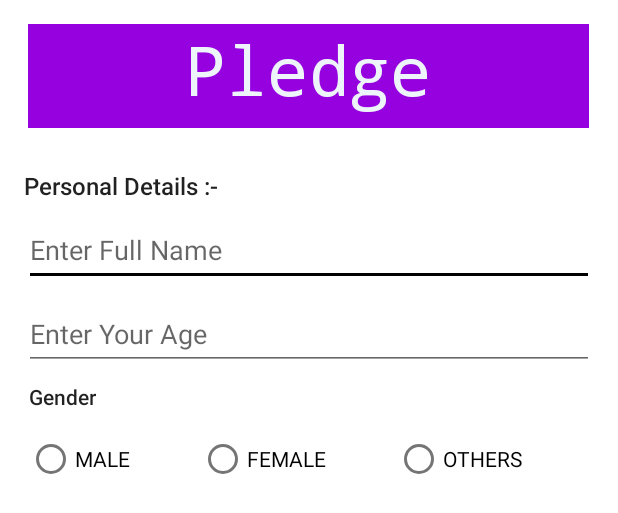
After one commit to ManasSardana/Organ-Donation, an Android app: the layout activity_pledge.xml on its own in the app's theme, with its tools: preview values and no code run, on a phone screen of 412 x 824 dp. The commit adds this screen. Shown: the top 513 px of the screen. Run offline under Robolectric (Android 15) with nearby library versions, the phone set to English and light mode, and no system bars; Roboto replaces fonts that are not available here.

Commit message:
pledge kt and incomplete layout

```diff
--- a/app/src/main/AndroidManifest.xml
+++ b/app/src/main/AndroidManifest.xml
@@ -1,5 +1,6 @@
 <?xml version="1.0" encoding="utf-8"?>
 <manifest xmlns:android="http://schemas.android.com/apk/res/android"
+    xmlns:tools="http://schemas.android.com/tools"
     package="com.uniix.organdonation">
 
     <application
@@ -9,15 +10,17 @@
         android:roundIcon="@mipmap/ic_launcher_round"
         android:supportsRtl="true"
         android:theme="@style/Theme.OrganDonation">
-
+        <activity
+            android:name=".ui.home.PledgeActivity"
+            android:exported="true"
+            tools:ignore="Instantiatable" />
         <activity
             android:name=".MainPage"
             android:exported="true"
             android:label="@string/title_activity_main_page"
             android:theme="@style/Theme.OrganDonation.NoActionBar" />
-
         <activity
-            android:name="SplashScreen"
+            android:name=".SplashScreen"
             android:exported="true">
             <intent-filter>
                 <action android:name="android.intent.action.MAIN" />
@@ -25,14 +28,13 @@
                 <category android:name="android.intent.category.LAUNCHER" />
             </intent-filter>
         </activity>
-
-        <activity android:name=".MainActivity"
-            android:exported="true"/>
+        <activity
+            android:name=".MainActivity"
+            android:exported="true" />
 
         <meta-data
             android:name="preloaded_fonts"
             android:resource="@array/preloaded_fonts" />
-
     </application>
 
 </manifest>
--- a/app/src/main/java/com/uniix/organdonation/LoginFragment.kt
+++ b/app/src/main/java/com/uniix/organdonation/LoginFragment.kt
@@ -21,7 +21,7 @@ class LoginFragment : Fragment() {
 
         loginFragment = ActivityLoginFragmentBinding.inflate(inflater)
 
-        //Inflating to MainPAge
+        //Inflating to MainActivity
         loginFragment.login.setOnClickListener {
             activity?.startActivity(Intent(context, MainPage::class.java))
         }
--- a/app/src/main/java/com/uniix/organdonation/MainPage.kt
+++ b/app/src/main/java/com/uniix/organdonation/MainPage.kt
@@ -12,6 +12,7 @@ import androidx.navigation.ui.setupActionBarWithNavController
 import androidx.navigation.ui.setupWithNavController
 import androidx.drawerlayout.widget.DrawerLayout
 import androidx.appcompat.app.AppCompatActivity
+import androidx.fragment.app.Fragment
 import com.uniix.organdonation.databinding.ActivityMainPageBinding
 
 class MainPage : AppCompatActivity() {
@@ -61,5 +62,7 @@ class MainPage : AppCompatActivity() {
         return navController.navigateUp(appBarConfiguration) || super.onSupportNavigateUp()
     }
 
-
+    fun change(fragment: Fragment){
+        supportFragmentManager.beginTransaction().replace(R.id.host,fragment).addToBackStack(null).commit()
+    }
 }
--- a/app/src/main/java/com/uniix/organdonation/ui/home/HomeFragment.kt
+++ b/app/src/main/java/com/uniix/organdonation/ui/home/HomeFragment.kt
@@ -5,6 +5,9 @@ import android.view.LayoutInflater
 import android.view.View
 import android.view.ViewGroup
 import androidx.fragment.app.Fragment
+import com.uniix.organdonation.LoginFragment
+import com.uniix.organdonation.MainActivity
+import com.uniix.organdonation.MainPage
 import com.uniix.organdonation.databinding.FragmentHomeBinding
 
 class HomeFragment : Fragment() {
@@ -19,6 +22,10 @@ class HomeFragment : Fragment() {
     ): View? {
 
         homeFragment = FragmentHomeBinding.inflate(inflater)
+
+        homeFragment.textView5.setOnClickListener {
+            (activity as MainPage).change(PledgeActivity())
+        }
         return homeFragment.root
 
     }
--- /dev/null
+++ b/app/src/main/java/com/uniix/organdonation/ui/home/PledgeActivity.kt
@@ -0,0 +1,23 @@
+package com.uniix.organdonation.ui.home
+
+import androidx.appcompat.app.AppCompatActivity
+import android.os.Bundle
+import android.view.LayoutInflater
+import android.view.View
+import android.view.ViewGroup
+import androidx.fragment.app.Fragment
+import com.uniix.organdonation.R
+import com.uniix.organdonation.databinding.ActivityPledgeBinding
+
+class PledgeActivity : Fragment() {
+    lateinit var PledgeActivity : ActivityPledgeBinding
+
+    override fun onCreateView(inflater: LayoutInflater,container: ViewGroup?,savedInstanceState: Bundle?
+    ): View? {
+
+        PledgeActivity= ActivityPledgeBinding.inflate(inflater)
+
+
+        return PledgeActivity.root
+    }
+}
--- /dev/null
+++ b/app/src/main/res/layout/activity_pledge.xml
@@ -0,0 +1,115 @@
+<?xml version="1.0" encoding="utf-8"?>
+<androidx.constraintlayout.widget.ConstraintLayout xmlns:android="http://schemas.android.com/apk/res/android"
+    xmlns:app="http://schemas.android.com/apk/res-auto"
+    xmlns:tools="http://schemas.android.com/tools"
+    android:layout_width="match_parent"
+    android:layout_height="match_parent"
+    tools:context=".ui.home.PledgeActivity">
+
+    <TextView
+        android:id="@+id/pledge_title"
+        android:layout_width="374dp"
+        android:layout_height="69dp"
+        android:layout_marginStart="16dp"
+        android:layout_marginTop="16dp"
+        android:layout_marginEnd="16dp"
+        android:background="#9502DF"
+        android:fontFamily="monospace"
+        android:includeFontPadding="true"
+        android:text="Pledge"
+        android:textAlignment="center"
+        android:textAppearance="@style/TextAppearance.AppCompat.Display2"
+        android:textColor="#EEF5FA"
+        app:layout_constraintEnd_toEndOf="parent"
+        app:layout_constraintHorizontal_bias="0.4"
+        app:layout_constraintStart_toStartOf="parent"
+        app:layout_constraintTop_toTopOf="parent" />
+
+    <TextView
+        android:id="@+id/textView7"
+        android:layout_width="wrap_content"
+        android:layout_height="wrap_content"
+        android:layout_marginStart="16dp"
+        android:layout_marginTop="27dp"
+        android:text="Personal Details :-"
+        android:textAppearance="@style/TextAppearance.AppCompat.Body2"
+        android:textSize="16sp"
+        app:layout_constraintStart_toStartOf="parent"
+        app:layout_constraintTop_toBottomOf="@+id/pledge_title" />
+
+    <EditText
+        android:id="@+id/pledge_name"
+        android:layout_width="match_parent"
+        android:layout_height="wrap_content"
+        android:layout_marginStart="16dp"
+        android:layout_marginTop="8dp"
+        android:layout_marginEnd="16dp"
+        android:ems="10"
+        android:hint="Enter Full Name"
+        android:inputType="textPersonName"
+        android:minHeight="48dp"
+        app:layout_constraintEnd_toEndOf="parent"
+        app:layout_constraintStart_toStartOf="parent"
+        app:layout_constraintTop_toBottomOf="@+id/textView7" />
+
+    <EditText
+        android:id="@+id/editTextTextPersonName2"
+        android:layout_width="match_parent"
+        android:layout_height="wrap_content"
+        android:layout_marginStart="16dp"
+        android:layout_marginTop="8dp"
+        android:layout_marginEnd="16dp"
+        android:ems="10"
+        android:hint="Enter Your Age"
+        android:inputType="textPersonName"
+        android:minHeight="48dp"
+        app:layout_constraintEnd_toEndOf="parent"
+        app:layout_constraintStart_toStartOf="parent"
+        app:layout_constraintTop_toBottomOf="@+id/pledge_name" />
+
+    <RadioGroup
+        android:layout_width="376dp"
+        android:layout_height="50dp"
+        android:layout_marginStart="16dp"
+        android:layout_marginTop="8dp"
+        android:layout_marginEnd="16dp"
+        android:orientation="horizontal"
+        app:layout_constraintEnd_toEndOf="parent"
+        app:layout_constraintStart_toStartOf="parent"
+        app:layout_constraintTop_toBottomOf="@+id/textView8">
+
+        <RadioButton
+            android:id="@+id/radioButton2"
+            android:layout_width="wrap_content"
+            android:layout_height="wrap_content"
+            android:layout_weight="1"
+            android:text="MALE" />
+
+        <RadioButton
+            android:id="@+id/radioButton"
+            android:layout_width="wrap_content"
+            android:layout_height="wrap_content"
+            android:layout_weight="1"
+            android:text="FEMALE" />
+
+        <RadioButton
+            android:id="@+id/radioButton3"
+            android:layout_width="wrap_content"
+            android:layout_height="wrap_content"
+            android:layout_weight="1"
+            android:text="OTHERS" />
+    </RadioGroup>
+
+    <TextView
+        android:id="@+id/textView8"
+        android:layout_width="wrap_content"
+        android:layout_height="wrap_content"
+        android:layout_marginStart="16dp"
+        android:layout_marginTop="8dp"
+        android:layout_marginEnd="345dp"
+        android:text="Gender"
+        android:textAppearance="@style/TextAppearance.AppCompat.Body2"
+        app:layout_constraintEnd_toEndOf="parent"
+        app:layout_constraintStart_toStartOf="parent"
+        app:layout_constraintTop_toBottomOf="@+id/editTextTextPersonName2" />
+</androidx.constraintlayout.widget.ConstraintLayout>
--- a/app/src/main/res/layout/fragment_home.xml
+++ b/app/src/main/res/layout/fragment_home.xml
@@ -27,6 +27,7 @@
         android:textSize="48sp"
         android:textStyle="bold"
         app:layout_constraintEnd_toEndOf="parent"
+        app:layout_constraintHorizontal_bias="0.0"
         app:layout_constraintStart_toStartOf="parent"
         app:layout_constraintTop_toTopOf="parent" />
 
```
